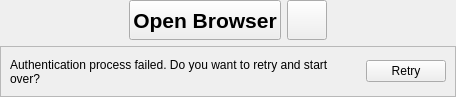
This is src/gui/loginrequireddialog/oauthloginwidget.ui in CSG-Development/owncloud-client as Qt 5 draws it before an edit. The edited form follows.
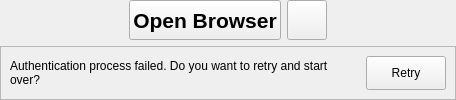
This is the edited form. Icons and pictures are not drawn.

Commit message: Fixed push button style

Patch:
```diff
--- a/src/gui/loginrequireddialog/oauthloginwidget.ui
+++ b/src/gui/loginrequireddialog/oauthloginwidget.ui
@@ -178,6 +178,18 @@
           </item>
           <item>
            <widget class="QPushButton" name="retryButton">
+            <property name="minimumSize">
+             <size>
+              <width>0</width>
+              <height>34</height>
+             </size>
+            </property>
+            <property name="maximumSize">
+             <size>
+              <width>16777215</width>
+              <height>34</height>
+             </size>
+            </property>
             <property name="cursor">
              <cursorShape>PointingHandCursor</cursorShape>
             </property>
```
Left out of the diff: 1 changed line with no effect on the pictures. The commit also changes 1 other file.
